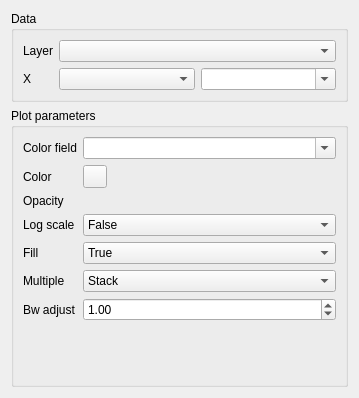
First picture: the form in eis_qgis_plugin/resources/ui/explore/wizard_plot_kde.ui, repository GispoCoding/eis_qgis_plugin, before the edit.
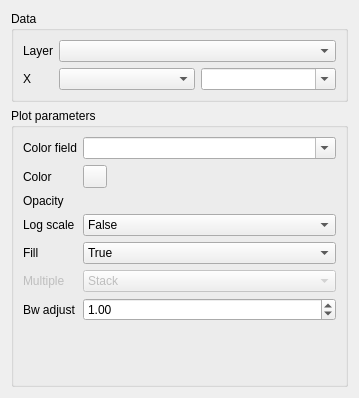
Second picture: the form after the edit. Custom widgets are drawn as their Qt base class.

Commit message: Disable multiple option from some plots since it is not in use

The edit to the form file:
```diff
--- a/eis_qgis_plugin/resources/ui/explore/wizard_plot_kde.ui
+++ b/eis_qgis_plugin/resources/ui/explore/wizard_plot_kde.ui
@@ -176,6 +176,9 @@
       </item>
       <item row="5" column="0">
        <widget class="QLabel" name="label_117">
+        <property name="enabled">
+         <bool>false</bool>
+        </property>
         <property name="text">
          <string>Multiple</string>
         </property>
@@ -183,6 +186,9 @@
       </item>
       <item row="5" column="1">
        <widget class="QComboBox" name="multiple">
+        <property name="enabled">
+         <bool>false</bool>
+        </property>
         <item>
          <property name="text">
           <string>Stack</string>
```
The commit also changes 1 other file.
